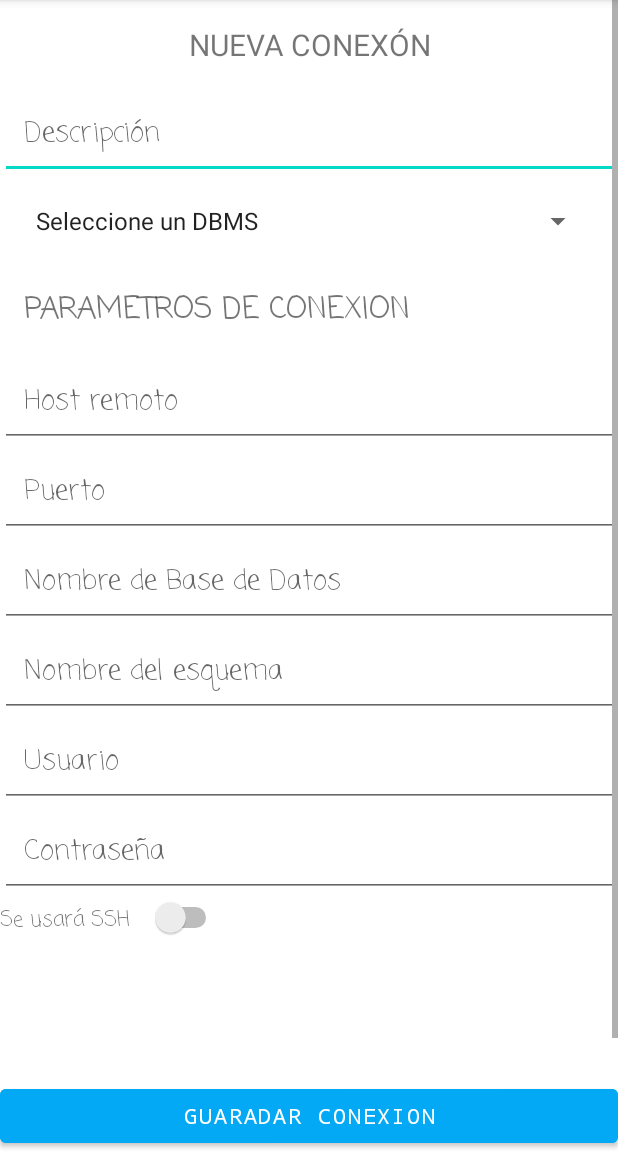
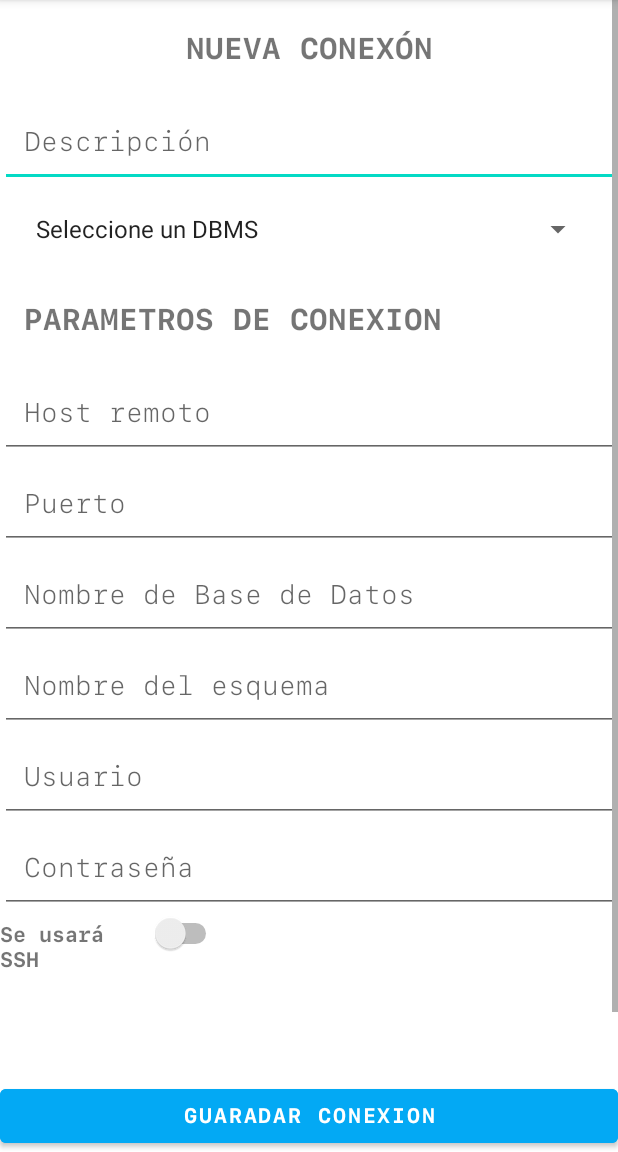
Before and after one commit to jcriolloepn/remdbman, an Android app: the NewConection screen opened directly, with no data from a screen before it, on a phone screen of 412 x 824 dp, the part 84-1236 px from its top. Run offline under Robolectric (Android 15) with nearby library versions, the phone set to English and light mode, and no system bars; our stand-ins replace data binding; Roboto replaces fonts that are not available here.

Commit message:
Fonts de activity_new_conection.xml

```diff
--- a/app/src/main/res/layout/activity_new_conection.xml
+++ b/app/src/main/res/layout/activity_new_conection.xml
@@ -26,6 +26,7 @@
                 android:gravity="center"
                 android:padding="16dp"
                 android:text="NUEVA CONEXÓN"
+                android:fontFamily="@font/SFMonoBold"
                 android:textSize="20sp" />
 
             <EditText
@@ -34,7 +35,7 @@
                 android:layout_height="wrap_content"
                 android:layout_below="@id/title_text"
                 android:hint="Descripción"
-                android:fontFamily="casual"
+                android:fontFamily="@font/SFMonoLight"
                 android:padding="16dp" />
 
             <Spinner
@@ -50,7 +51,7 @@
                 android:layout_height="wrap_content"
                 android:layout_below="@+id/vendor"
                 android:text="PARAMETROS DE CONEXION"
-                android:fontFamily="casual"
+                android:fontFamily="@font/SFMonoBold"
                 android:padding="16dp"
                 android:textSize="20dp" />
 
@@ -61,7 +62,7 @@
                 android:layout_below="@id/parameters_label"
                 android:padding="16dp"
                 android:hint="Host remoto"
-                android:fontFamily="casual"/>
+                android:fontFamily="@font/SFMonoLight"/>
 
             <EditText
                 android:id="@+id/text_port"
@@ -70,7 +71,7 @@
                 android:layout_below="@id/text_hostname"
                 android:padding="16dp"
                 android:hint="Puerto"
-                android:fontFamily="casual"/>
+                android:fontFamily="@font/SFMonoLight"/>
 
             <EditText
                 android:id="@+id/text_database_name"
@@ -79,7 +80,7 @@
                 android:layout_below="@id/text_port"
                 android:padding="16dp"
                 android:hint="Nombre de Base de Datos"
-                android:fontFamily="casual"/>
+                android:fontFamily="@font/SFMonoLight"/>
 
             <EditText
                 android:id="@+id/text_schema_name"
@@ -88,7 +89,7 @@
                 android:layout_below="@id/text_database_name"
                 android:padding="16dp"
                 android:hint="Nombre del esquema"
-                android:fontFamily="casual"/>
+                android:fontFamily="@font/SFMonoLight"/>
 
             <EditText
                 android:id="@+id/text_user_name"
@@ -97,7 +98,7 @@
                 android:layout_below="@id/text_schema_name"
                 android:padding="16dp"
                 android:hint="Usuario"
-                android:fontFamily="casual"/>
+                android:fontFamily="@font/SFMonoLight"/>
 
             <EditText
                 android:id="@+id/text_password"
@@ -107,7 +108,7 @@
                 android:inputType="textPassword"
                 android:padding="16dp"
                 android:hint="Contraseña"
-                android:fontFamily="casual"/>
+                android:fontFamily="@font/SFMonoLight"/>
 
             <LinearLayout
                 android:id="@+id/ssh_confirmation"
@@ -120,7 +121,7 @@
                     android:layout_width="100dp"
                     android:layout_height="wrap_content"
                     android:text="Se usará SSH"
-                    android:fontFamily="casual"/>
+                    android:fontFamily="@font/SFMonoBold"/>
 
                 <Switch
                     android:id="@+id/use_ssh_sw"
@@ -178,7 +179,7 @@
         android:layout_alignParentBottom="true"
         android:backgroundTint="#03A9F4"
         android:text="GUARADAR CONEXION"
-        android:fontFamily="monospace"/>
+        android:fontFamily="@font/SFMonoBold"/>
 
 </RelativeLayout>
 </layout>
```
Also changed, not shown: app/src/main/res/font/SFMonoBold.otf (added), app/src/main/res/font/SFMonoLight.otf (added).
